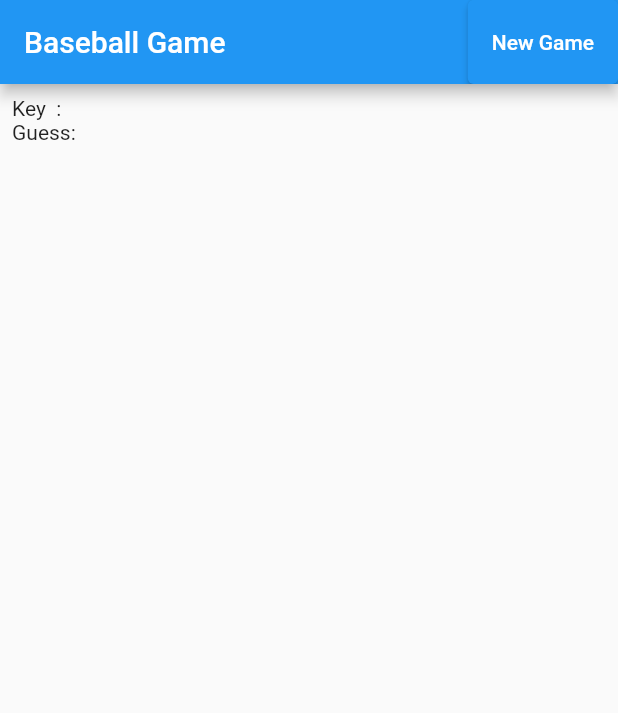
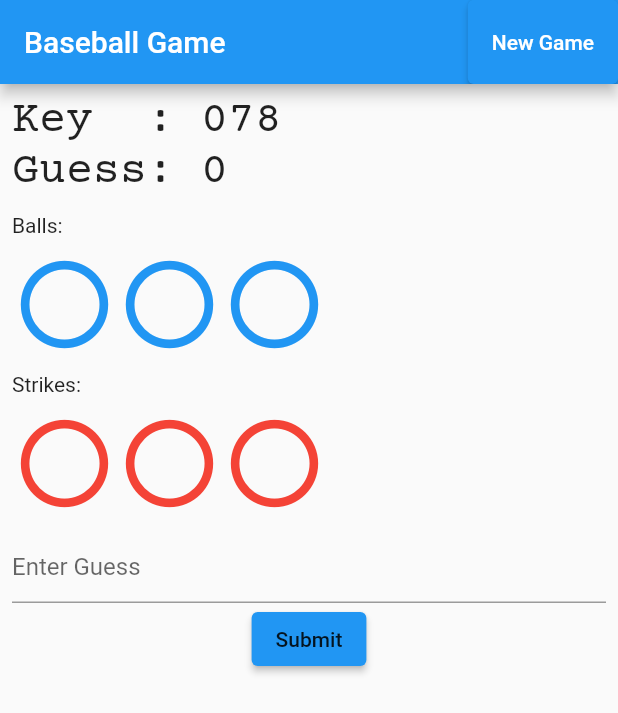
Before and after one commit to cfisher5693/cfisher19-project1-cmsc4303, a Flutter app: the screen it shows after launch, after a tap on "New Game", on a phone screen of 412 x 824 dp. Shown: the top 713 px of the screen. Run offline on Flutter 3.47's test engine with Material 2 defaults, Android fonts, the phone set to English and light mode, and no system bars.

Commit message:
Final Commit

```diff
--- a/lib/model/bbgame_model.dart
+++ b/lib/model/bbgame_model.dart
@@ -1,6 +1,37 @@
+import 'dart:math';
+
 class BBGame {
-  int? key;
-  int? guess;
+  int? X;
+  int? Y;
+  int? Z;
+  String? guess = '0';
+  String? key;
   int balls = 0;
   int strikes = 0;
+  int winner = 0;
+
+  void generateKey() {
+    Random rng = Random();
+    X = rng.nextInt(10);
+    do {
+      Y = rng.nextInt(10);
+    } while(X == Y);
+    do {
+      Z = rng.nextInt(10);
+    } while(X == Z || Y == Z);
+    key = X.toString() + Y.toString() + Z.toString();
+  }
+
+  void checkGuess() {
+    if(key![0] == guess![0]) strikes++;
+    if(key![0] == guess![1] || key![0] == guess![2]) balls++;
+    if(key![1] == guess![1]) strikes++;
+    if(key![1] == guess![0] || key![1] == guess![2]) balls++;
+    if(key![2] == guess![2]) strikes++;
+    if(key![2] == guess![0] || key![2] == guess![1]) balls++;
+  }
+
+  void checkWinner() {
+    if(strikes == 3) winner = 1;
+  }
 }
--- a/lib/viewscreen/game_screen.dart
+++ b/lib/viewscreen/game_screen.dart
@@ -14,12 +14,20 @@ class GameScreen extends StatefulWidget {
 
 class _GameScreenState extends State<GameScreen> {
   late _Controller con;
+  var formKey = GlobalKey<FormState>();
   late BBGame gameModel;
+  final Map<int, Widget> images = {
+    1: Image.asset('images/blue_circle.png'),
+    2: Image.asset('images/blue_orb.png'),
+    3: Image.asset('images/red_circle.png'),
+    4: Image.asset('images/red_orb.png'),
+  };
   @override
   void initState() {
     super.initState();
     con = _Controller(this);
     gameModel = BBGame();
+    gameModel.generateKey();
   }
 
   void render(fn) => setState(fn);
@@ -37,17 +45,110 @@ class _GameScreenState extends State<GameScreen> {
           ),
         ],
       ),
-      body: Padding(
-        padding: const EdgeInsets.all(8.0),
-        child: Column(
-          crossAxisAlignment: CrossAxisAlignment.start,
-          children: const [
-            Text('Key  : '),
-            Text('Guess: '),
-            CustomPaint(
-
-            )
-          ]
+      body: SingleChildScrollView(
+        child: Padding(
+          padding: const EdgeInsets.all(8.0),
+          child:
+              Column(crossAxisAlignment: CrossAxisAlignment.start, children: [
+            if (gameModel.winner == 1)
+              Stack(
+                children: [
+                  Card(
+                    color: Colors.blue[200],
+                    elevation: 12,
+                    child: Padding(
+                      padding: const EdgeInsets.all(12.0),
+                      child: Column(
+                        crossAxisAlignment: CrossAxisAlignment.stretch,
+                        children: [
+                          Text('Strike Out~~~',
+                              style: Theme.of(context).textTheme.headline5),
+                          const SizedBox(height: 10),
+                          const Text('Press OK for new game'),
+                          const SizedBox(height: 40),
+                          Column(
+                            crossAxisAlignment: CrossAxisAlignment.end,
+                            children: [
+                              ElevatedButton(
+                                onPressed: con.newGame,
+                                child: const Text('OK'),
+                              ),
+                            ],
+                          ),
+                        ],
+                      ),
+                    ),
+                  ),
+                ],
+              ),
+            Text(
+              'Key  : ${gameModel.key}',
+              style: const TextStyle(
+                fontFamily: 'CourierPrime',
+                fontSize: 30.0,
+                fontStyle: FontStyle.normal,
+                fontWeight: FontWeight.normal,
+              ),
+            ),
+            Text(
+              'Guess: ${gameModel.guess}',
+              style: const TextStyle(
+                fontFamily: 'CourierPrime',
+                fontSize: 30.0,
+                fontStyle: FontStyle.normal,
+                fontWeight: FontWeight.normal,
+              ),
+            ),
+            const SizedBox(
+              height: 10,
+            ),
+            const Text('Balls: '),
+            const SizedBox(
+              height: 10,
+            ),
+            Row(
+              crossAxisAlignment: CrossAxisAlignment.start,
+              children: [for (int n = 0; n < 3; n++) con.displayBalls()],
+            ),
+            const SizedBox(
+              height: 10,
+            ),
+            const Text('Strikes: '),
+            const SizedBox(
+              height: 10,
+            ),
+            Row(
+              crossAxisAlignment: CrossAxisAlignment.start,
+              children: [for (int n = 0; n < 3; n++) con.displayStrikes()],
+            ),
+            const SizedBox(
+              height: 10,
+            ),
+            Form(
+              key: formKey,
+              child: Column(
+                children: [
+                  TextFormField(
+                    decoration: const InputDecoration(
+                      hintText: 'Enter Guess',
+                    ),
+                    keyboardType: gameModel.winner == 0 ? TextInputType.number : null,
+                    autocorrect: false,
+                    readOnly: gameModel.winner == 0 ? false : true,
+                    validator: gameModel.winner == 0 ? con.validateGuess : null,
+                    onSaved: gameModel.winner == 0 ? con.saveGuess : null,
+                  ),
+                  ElevatedButton(
+                    onPressed: gameModel.winner == 0 ? con.submit : null,
+                    child: Text(
+                      'Submit',
+                      style: Theme.of(context).textTheme.button,
+                    ),
+                  ),
+                ],
+              ),
+            ),
+          ]),
         ),
       ),
     );
@@ -57,8 +158,75 @@ class _GameScreenState extends State<GameScreen> {
 class _Controller {
   _GameScreenState state;
   _Controller(this.state);
+  String? guess = '0';
 
   void newGame() {
+    state.render(() {
+      state.gameModel = BBGame();
+      state.gameModel.generateKey();
+    });
+  }
 
+  Icon displayBalls() {
+    if (state.gameModel.balls != 0) {
+      state.gameModel.balls--;
+      return const Icon(
+        Icons.brightness_1,
+        color: Colors.blue,
+        size: 70,
+      );
+    } else {
+      return const Icon(
+        Icons.brightness_1_outlined,
+        color: Colors.blue,
+        size: 70,
+      );
+    }
+  }
+
+  Icon displayStrikes() {
+    if (state.gameModel.strikes != 0) {
+      state.gameModel.strikes--;
+      return const Icon(
+        Icons.brightness_1,
+        color: Colors.red,
+        size: 70,
+      );
+    } else {
+      return const Icon(
+        Icons.brightness_1_outlined,
+        color: Colors.red,
+        size: 70,
+      );
+    }
+  }
+
+  void saveGuess(String? value) {
+    guess = value;
+  }
+
+  String? validateGuess(String? value) {
+    if (value!.length < 3) return 'Not enough digits!';
+    if (value.length > 3) return 'Too many digits!';
+    if (value[0] == value[1] || value[2] == value[1] || value[0] == value[2])
+      return 'Digits must be different!';
+    for (int n = 0; n < value.length; n++) {
+      if (value.codeUnitAt(n) < 48 || value.codeUnitAt(n) > 57)
+        return 'Use only numbers!';
+    }
+    return null;
+  }
+
+  void submit() {
+    FormState? currentState = state.formKey.currentState;
+    if (currentState == null) return;
+    if (!currentState.validate()) return;
+    currentState.save();
+    FocusManager.instance.primaryFocus?.unfocus();
+    state.render(() {
+      state.gameModel.guess = guess;
+      state.gameModel.checkGuess();
+      state.gameModel.checkWinner();
+    });
   }
 }
```
Also changed, not shown: pubspec.yaml (+16 -14 lines), fonts/CourierPrime-Bold.ttf (added), fonts/CourierPrime-BoldItalic.ttf (added), fonts/CourierPrime-Italic.ttf (added), fonts/CourierPrime-Regular.ttf (added), images/blue_circle.png (added), images/blue_orb.png (added), images/red_circle.png (added), images/red_orb.png (added).
